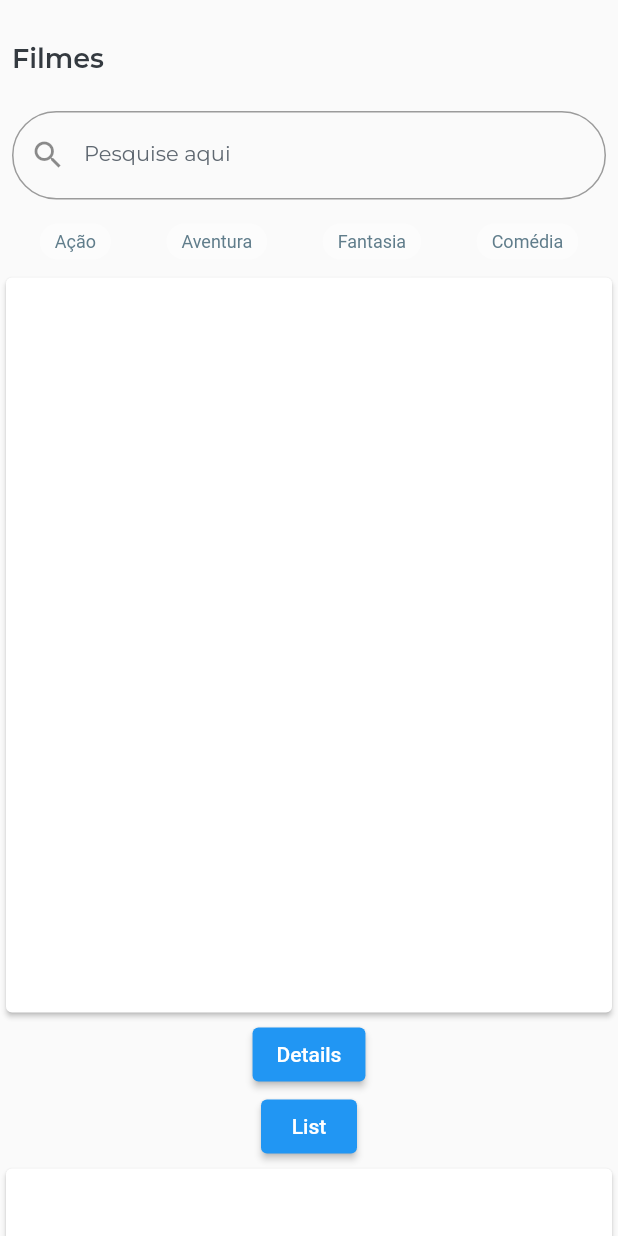
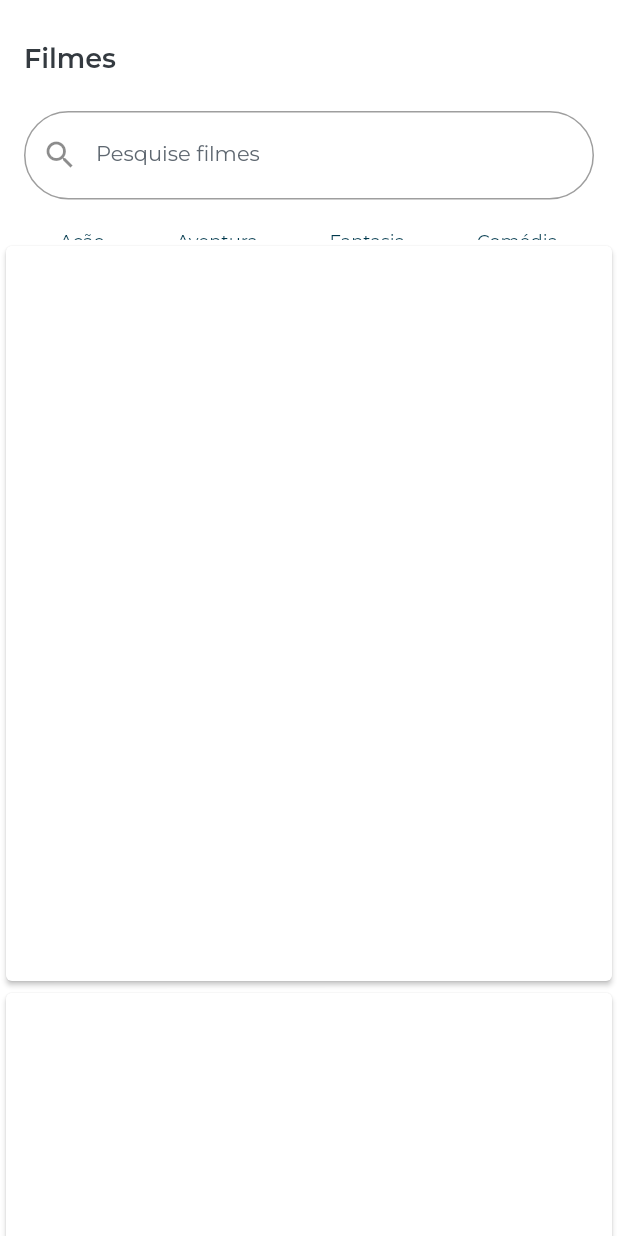
Before and after one commit to jessikareis/desafio_flutter_cubos, a Flutter app: the screen it shows after launch, on a phone screen of 412 x 824 dp. Run offline on Flutter 3.47's test engine with Material 2 defaults, Android fonts, the phone set to English and light mode, and no system bars; our stand-ins replace dio, flutter_modular, google_fonts.

Commit message:
Titulo da lista de pesquisa

```diff
--- a/lib/timeline/feed_page.dart
+++ b/lib/timeline/feed_page.dart
@@ -12,29 +12,25 @@ class FeedPage extends StatelessWidget {
   @override
   Widget build(BuildContext context) {
     return Scaffold(
-      body: ListView.builder(
-        shrinkWrap: true,
-        itemCount: 18,
-        itemBuilder: (context, index) {
-          return Column(
-            children: [
-              index == 0 ? const SearchCustom() : const SizedBox(),
-              MovieCard(),
-              ElevatedButton(
-                  onPressed: () {
-
-                    var result = controller.getMovieDetail(566525);
-                  },
-                  child: const Text("Details")),
-              ElevatedButton(
-                  onPressed: () {
-
-                    var result = controller.getMovieList();
-                  },
-                  child: const Text("List"))
-            ],
-          );
-        },
+      backgroundColor: Colors.white,
+      body: CustomScrollView(
+        slivers: <Widget>[
+          const SliverAppBar(
+            pinned: true,
+            collapsedHeight: 160,
+            flexibleSpace: FlexibleSpaceBar(
+              background: SearchCustom(),
+            ),
+          ),
+          SliverList(
+            delegate: SliverChildBuilderDelegate(
+              (BuildContext context, int index) {
+                return MovieCard();
+              },
+              childCount: 20,
+            ),
+          ),
+        ],
       ),
     );
   }
--- a/lib/timeline/shared/app_colors.dart
+++ b/lib/timeline/shared/app_colors.dart
@@ -7,4 +7,5 @@ class AppColors {
 
   static const Color green1 = Color(0xff00384C);
 
+  static const Color backgroundSearch = Color(0xffF1F3F5);
 }
--- a/lib/timeline/widgets/buttons.dart
+++ b/lib/timeline/widgets/buttons.dart
@@ -1,3 +1,4 @@
+import 'package:desafio_flutter_cubos/timeline/shared/design_system.dart';
 import 'package:flutter/material.dart';
 
 class Buttons extends StatelessWidget {
@@ -16,7 +17,7 @@ class Buttons extends StatelessWidget {
         ),
         child: Text(
           title,
-          style: const TextStyle(fontSize: 12, color: Colors.blueGrey),
+          style:  AppTypography.buttonStyle,
         ),
       );
     }
--- a/lib/timeline/widgets/search_custom.dart
+++ b/lib/timeline/widgets/search_custom.dart
@@ -7,8 +7,10 @@ class SearchCustom extends StatelessWidget {
 
   @override
   Widget build(BuildContext context) {
-    return Padding(
-      padding: const EdgeInsets.all(8.0),
+    return Container(
+      color: Colors.white,
+      padding:
+          const EdgeInsets.only(top: 8.0, bottom: 8.0, left: 16, right: 16),
       child: Column(
         crossAxisAlignment: CrossAxisAlignment.start,
         children: [
@@ -22,9 +24,10 @@ class SearchCustom extends StatelessWidget {
           TextField(
             decoration: InputDecoration(
               prefixIcon: const Icon(Icons.search),
-              labelText: 'Pesquise aqui',
+              labelText: 'Pesquise filmes',
               labelStyle: AppTypography.searchStyle,
-              border: OutlineInputBorder(borderRadius: BorderRadius.circular(100)),
+              border:
+                  OutlineInputBorder(borderRadius: BorderRadius.circular(100)),
             ),
           ),
           SizedBox(height: 16),
```
